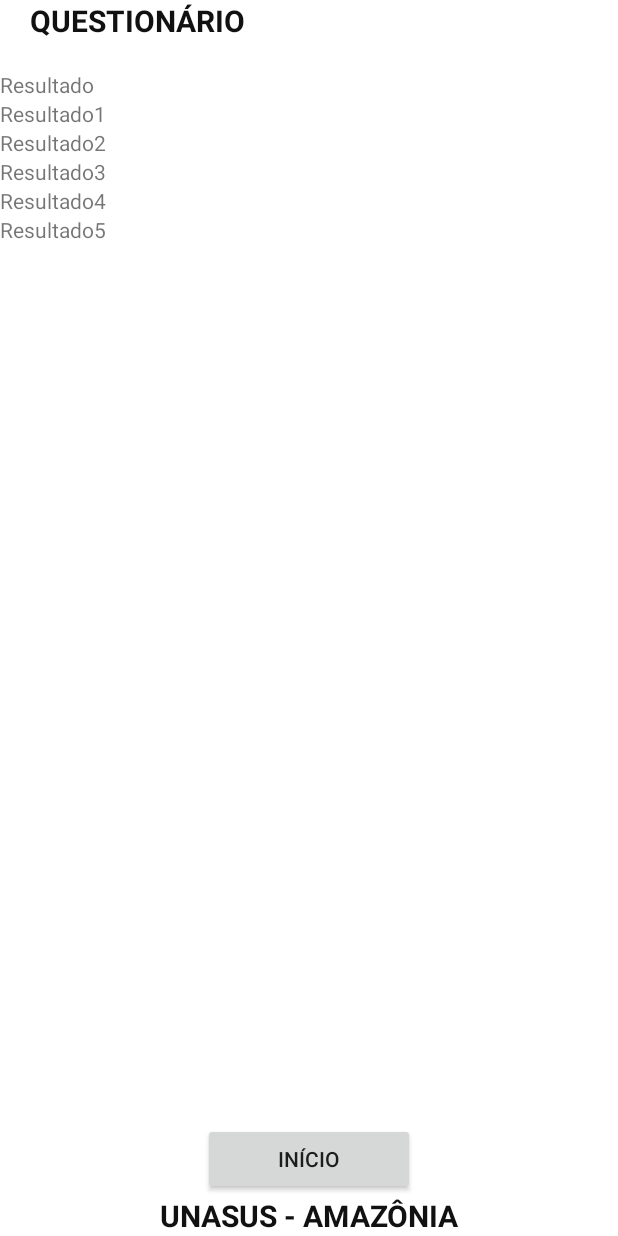
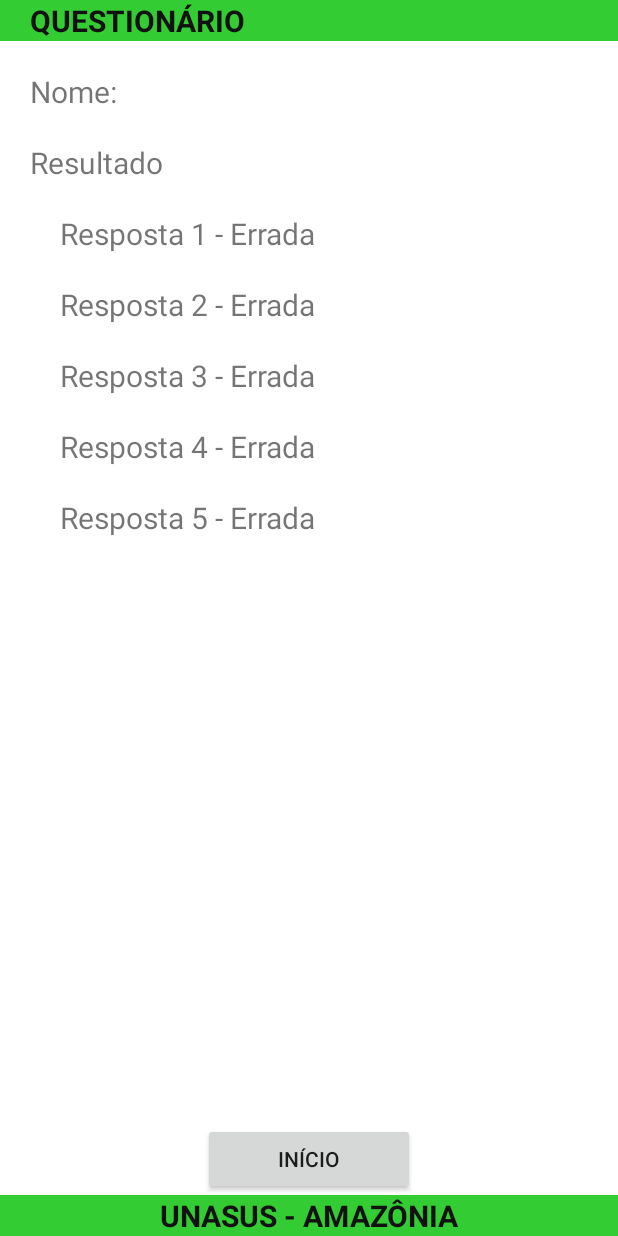
Before and after one commit to Bublansky/UNASUS, an Android app: the ResultadoActivity screen opened directly, with no data from a screen before it, on a phone screen of 412 x 824 dp. Run offline under Robolectric (Android 15) with nearby library versions, the phone set to English and light mode, and no system bars.

Commit message:
projeto final com apk incluso

```diff
--- a/Questionario2/app/build.gradle
+++ b/Questionario2/app/build.gradle
@@ -1,7 +1,7 @@
 apply plugin: 'com.android.application'
 
 android {
-    compileSdkVersion 23
+    compileSdkVersion 'Google Inc.:Google APIs:23'
     buildToolsVersion "23.0.3"
     defaultConfig {
         applicationId "jmg.android.questionario"
@@ -20,7 +20,7 @@ android {
 }
 
 dependencies {
-    compile fileTree(dir: 'libs', include: ['*.jar'])
+    compile fileTree(include: ['*.jar'], dir: 'libs')
     androidTestCompile('com.android.support.test.espresso:espresso-core:2.2.2', {
         exclude group: 'com.android.support', module: 'support-annotations'
     })
--- a/Questionario2/app/src/main/java/jmg/android/questionario/ResultadoActivity.java
+++ b/Questionario2/app/src/main/java/jmg/android/questionario/ResultadoActivity.java
@@ -25,8 +25,10 @@ public class ResultadoActivity extends Activity {
         setContentView(R.layout.resultado);
 
         txtNome = (TextView) findViewById(R.id.textNomeResultado);
-        txtNome.setText(FullscreenActivity.nome);
-        /*
+        txtNome.setText("Nome: " + FullscreenActivity.nome);
+
+        btn = (Button) findViewById(R.id.btnProximoP7);
+
         btn.setOnClickListener(new View.OnClickListener() {
             @Override
             public void onClick(View v) {
@@ -37,10 +39,12 @@ public class ResultadoActivity extends Activity {
             }
         });
 
+        ///*
         //q1
         resultado = (TextView) findViewById(R.id.txtResultado1);
         if(FullscreenActivity.acertos[0]) {
             resultado.setText("Resposta 1 - Correta");
+
         }
         else
         {
@@ -83,7 +87,7 @@ public class ResultadoActivity extends Activity {
             resultado.setText("Resposta 5 - Errada");
         }
 
-*/
+//*/
 
     }
 
--- a/Questionario2/app/src/main/res/layout/resultado.xml
+++ b/Questionario2/app/src/main/res/layout/resultado.xml
@@ -22,7 +22,7 @@
         android:textSize="20sp"
         android:textStyle="bold"
         android:layout_alignParentTop="true"
-        android:background = "#ffffff"
+        android:background = "#33cc33"
 
         />
 
@@ -37,7 +37,7 @@
         android:textColor="#111111"
         android:textSize="20sp"
         android:textStyle="bold"
-        android:background = "#ffffff"
+        android:background = "#33cc33"
         android:layout_alignParentBottom="true"
         />
 
@@ -63,6 +63,9 @@
 
         <TextView
             android:text="Nome: "
+            android:layout_marginTop="20dp"
+            android:paddingLeft="20dp"
+            android:textSize="20dp"
             android:layout_width="match_parent"
             android:layout_height="wrap_content"
             android:id="@+id/textNomeResultado" />
@@ -71,36 +74,55 @@
         android:text="Resultado"
         android:layout_width="match_parent"
         android:layout_height="wrap_content"
-            android:id="@+id/txtResultado" />
+            android:id="@+id/txtResultado"
+            android:layout_marginTop="20dp"
+            android:paddingLeft="20dp"
+            android:textSize="20dp"
+            />
         <TextView
             android:text="Resultado1"
             android:layout_width="match_parent"
             android:layout_height="wrap_content"
             android:id="@+id/txtResultado1"
+            android:layout_marginTop="20dp"
+            android:paddingLeft="40dp"
+            android:textSize="20dp"
             />
         <TextView
             android:text="Resultado2"
             android:layout_width="match_parent"
             android:layout_height="wrap_content"
             android:id="@+id/txtResultado2"
+            android:layout_marginTop="20dp"
+            android:paddingLeft="40dp"
+            android:textSize="20dp"
             />
         <TextView
             android:text="Resultado3"
             android:layout_width="match_parent"
             android:layout_height="wrap_content"
             android:id="@+id/txtResultado3"
+            android:layout_marginTop="20dp"
+            android:paddingLeft="40dp"
+            android:textSize="20dp"
             />
         <TextView
             android:text="Resultado4"
             android:layout_width="match_parent"
             android:layout_height="wrap_content"
             android:id="@+id/txtResultado4"
+            android:layout_marginTop="20dp"
+            android:paddingLeft="40dp"
+            android:textSize="20dp"
             />
         <TextView
             android:text="Resultado5"
             android:layout_width="match_parent"
             android:layout_height="wrap_content"
             android:id="@+id/txtResultado5"
+            android:layout_marginTop="20dp"
+            android:paddingLeft="40dp"
+            android:textSize="20dp"
             />
 
 
```
Also changed, not shown: Questionario2/app/src/main/res/layout/activity_fullscreen.xml (+7 -3 lines), Questionario2/app/src/main/res/layout/questao1.xml (+12 -4 lines), Questionario2/app/src/main/res/layout/questao2.xml (+14 -5 lines), Questionario2/app/src/main/res/layout/questao3.xml (+12 -4 lines), Questionario2/app/src/main/res/layout/questao4.xml (+12 -4 lines), Questionario2/app/src/main/res/layout/questao5.xml (+12 -4 lines), 2 other files.
